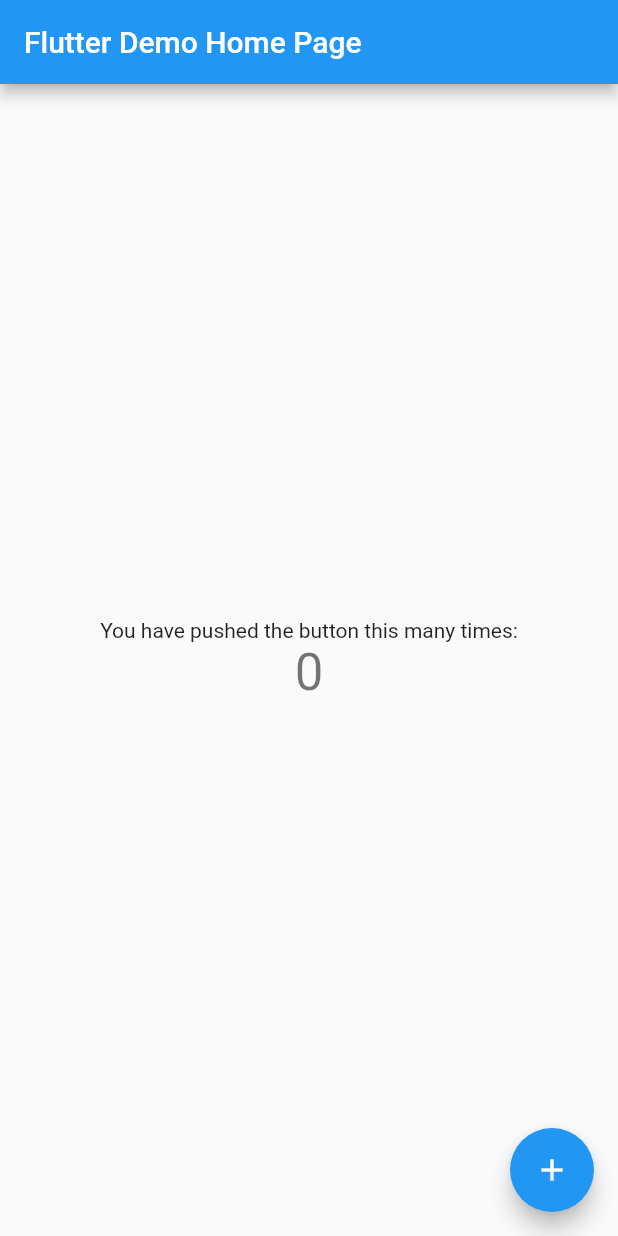
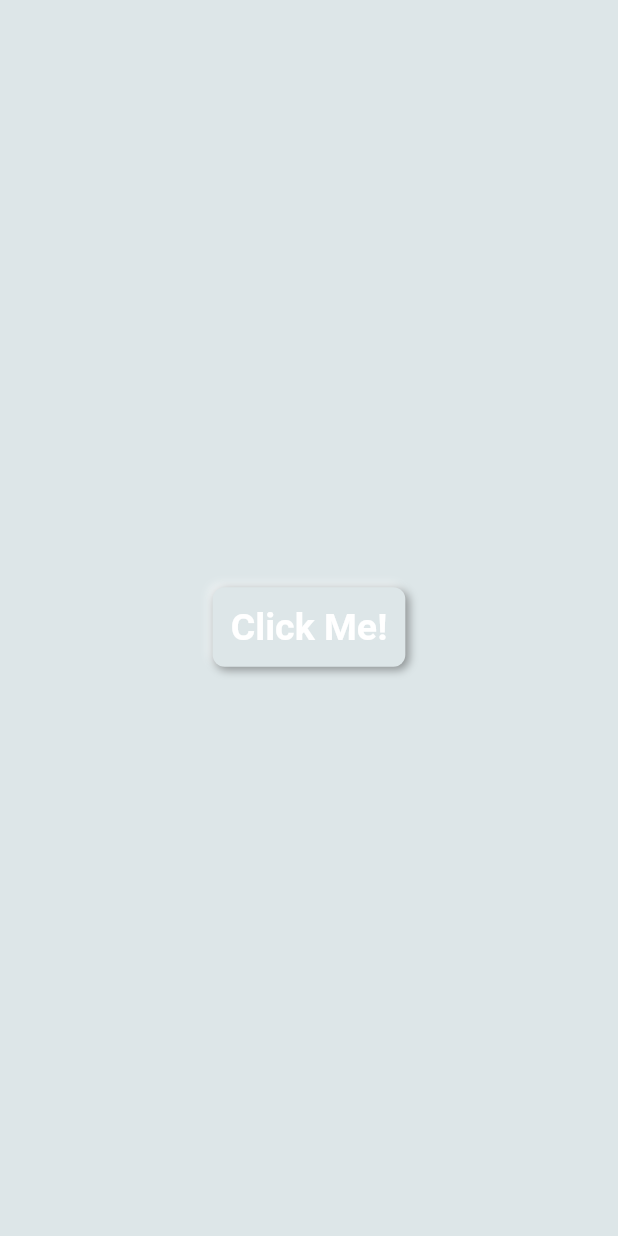
Before and after one commit to knsrmnm/flutter_neumorphism_ui_app, a Flutter app: the screen it shows after launch, on a phone screen of 412 x 824 dp. Run offline on Flutter 3.47's test engine with Material 2 defaults, Android fonts, the phone set to English and light mode, and no system bars; drawn by our look-alikes of flutter_neumorphic.

Commit message:
add neumorphic button.

```diff
--- a/lib/main.dart
+++ b/lib/main.dart
@@ -1,4 +1,6 @@
 import 'package:flutter/material.dart';
+import 'package:flutter_neumorphic/flutter_neumorphic.dart';
+import 'package:flutter_neumorphism_ui_app/screen/login_screen.dart';
 
 void main() {
   runApp(MyApp());
@@ -9,105 +11,10 @@ class MyApp extends StatelessWidget {
   @override
   Widget build(BuildContext context) {
     return MaterialApp(
-      title: 'Flutter Demo',
-      theme: ThemeData(
-        // This is the theme of your application.
-        //
-        // Try running your application with "flutter run". You'll see the
-        // application has a blue toolbar. Then, without quitting the app, try
-        // changing the primarySwatch below to Colors.green and then invoke
-        // "hot reload" (press "r" in the console where you ran "flutter run",
-        // or simply save your changes to "hot reload" in a Flutter IDE).
-        // Notice that the counter didn't reset back to zero; the application
-        // is not restarted.
-        primarySwatch: Colors.blue,
-      ),
-      home: MyHomePage(title: 'Flutter Demo Home Page'),
+      title: 'Neumorphism',
+      debugShowCheckedModeBanner: false,
+        themeMode: ThemeMode.light,
+      home: LoginScreen()
     );
   }
 }
-
-class MyHomePage extends StatefulWidget {
-  MyHomePage({Key? key, required this.title}) : super(key: key);
-
-  // This widget is the home page of your application. It is stateful, meaning
-  // that it has a State object (defined below) that contains fields that affect
-  // how it looks.
-
-  // This class is the configuration for the state. It holds the values (in this
-  // case the title) provided by the parent (in this case the App widget) and
-  // used by the build method of the State. Fields in a Widget subclass are
-  // always marked "final".
-
-  final String title;
-
-  @override
-  _MyHomePageState createState() => _MyHomePageState();
-}
-
-class _MyHomePageState extends State<MyHomePage> {
-  int _counter = 0;
-
-  void _incrementCounter() {
-    setState(() {
-      // This call to setState tells the Flutter framework that something has
-      // changed in this State, which causes it to rerun the build method below
-      // so that the display can reflect the updated values. If we changed
-      // _counter without calling setState(), then the build method would not be
-      // called again, and so nothing would appear to happen.
-      _counter++;
-    });
-  }
-
-  @override
-  Widget build(BuildContext context) {
-    // This method is rerun every time setState is called, for instance as done
-    // by the _incrementCounter method above.
-    //
-    // The Flutter framework has been optimized to make rerunning build methods
-    // fast, so that you can just rebuild anything that needs updating rather
-    // than having to individually change instances of widgets.
-    return Scaffold(
-      appBar: AppBar(
-        // Here we take the value from the MyHomePage object that was created by
-        // the App.build method, and use it to set our appbar title.
-        title: Text(widget.title),
-      ),
-      body: Center(
-        // Center is a layout widget. It takes a single child and positions it
-        // in the middle of the parent.
-        child: Column(
-          // Column is also a layout widget. It takes a list of children and
-          // arranges them vertically. By default, it sizes itself to fit its
-          // children horizontally, and tries to be as tall as its parent.
-          //
-          // Invoke "debug painting" (press "p" in the console, choose the
-          // "Toggle Debug Paint" action from the Flutter Inspector in Android
-          // Studio, or the "Toggle Debug Paint" command in Visual Studio Code)
-          // to see the wireframe for each widget.
-          //
-          // Column has various properties to control how it sizes itself and
-          // how it positions its children. Here we use mainAxisAlignment to
-          // center the children vertically; the main axis here is the vertical
-          // axis because Columns are vertical (the cross axis would be
-          // horizontal).
-          mainAxisAlignment: MainAxisAlignment.center,
-          children: <Widget>[
-            Text(
-              'You have pushed the button this many times:',
-            ),
-            Text(
-              '$_counter',
-              style: Theme.of(context).textTheme.headline4,
-            ),
-          ],
-        ),
-      ),
-      floatingActionButton: FloatingActionButton(
-        onPressed: _incrementCounter,
-        tooltip: 'Increment',
-        child: Icon(Icons.add),
-      ), // This trailing comma makes auto-formatting nicer for build methods.
-    );
-  }
-}
--- /dev/null
+++ b/lib/screen/login_screen.dart
@@ -0,0 +1,34 @@
+import 'package:flutter/material.dart';
+import 'package:flutter_neumorphic/flutter_neumorphic.dart';
+
+/// Login screen
+class LoginScreen extends StatefulWidget {
+  LoginScreen({Key? key}) : super(key: key);
+  @override
+  _LoginScreenState createState() => _LoginScreenState();
+}
+
+class _LoginScreenState extends State<LoginScreen> {
+  @override
+  Widget build(BuildContext context) {
+    return Scaffold(
+      backgroundColor: NeumorphicTheme.baseColor(context),
+      body: Center(
+        child: NeumorphicButton(
+            margin: EdgeInsets.only(top: 12),
+            onPressed: (){},
+            style: NeumorphicStyle(
+              shape: NeumorphicShape.flat,
+              boxShape:
+              NeumorphicBoxShape.roundRect(BorderRadius.circular(8)),
+              //border: NeumorphicBorder()
+            ),
+            padding: const EdgeInsets.all(12.0),
+            child: Text(
+              "Click Me!",
+              style: TextStyle(color: Colors.white, fontSize: 25.0, fontWeight: FontWeight.bold),
+            )),
+      ),
+    );
+  }
+}
--- a/pubspec.yaml
+++ b/pubspec.yaml
@@ -28,6 +28,7 @@ dependencies:
   # The following adds the Cupertino Icons font to your application.
   # Use with the CupertinoIcons class for iOS style icons.
   cupertino_icons: ^1.0.2
+  flutter_neumorphic: ^3.2.0
 
 dev_dependencies:
   flutter_test:
```
Also changed, not shown: pubspec.lock.
